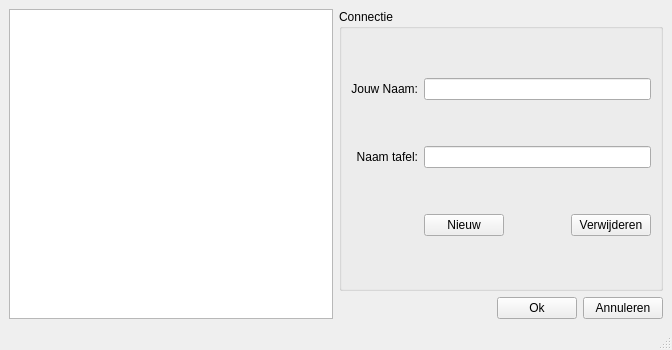
This is src/app/ruleCreator/settingsdialog.ui in Dtai/PokerbotClient as Qt 5 draws it before an edit. The edited form follows.
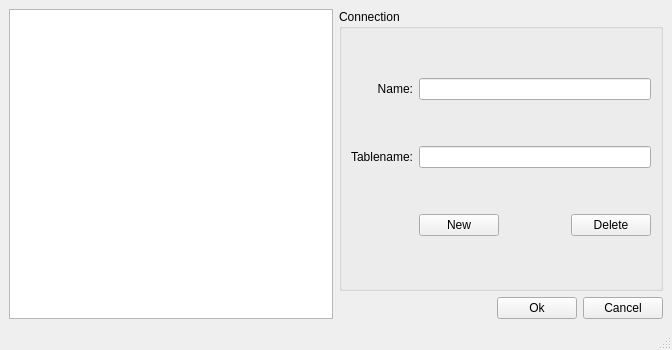
This is the edited form.

Diff of the .ui file:
```diff
--- a/src/app/ruleCreator/settingsdialog.ui
+++ b/src/app/ruleCreator/settingsdialog.ui
@@ -26,7 +26,7 @@
       <item>
        <widget class="QGroupBox" name="groupBox">
         <property name="title">
-         <string>Connectie</string>
+         <string>Connection</string>
         </property>
         <layout class="QGridLayout" name="gridLayout">
          <item row="4" column="1">
@@ -34,7 +34,7 @@
            <item>
             <widget class="QPushButton" name="newButton">
              <property name="text">
-              <string>Nieuw</string>
+              <string>New</string>
              </property>
             </widget>
            </item>
@@ -54,7 +54,7 @@
            <item>
             <widget class="QPushButton" name="deleteButton">
              <property name="text">
-              <string>Verwijderen</string>
+              <string>Delete</string>
              </property>
             </widget>
            </item>
@@ -66,7 +66,7 @@
          <item row="1" column="0">
           <widget class="QLabel" name="label_4">
            <property name="text">
-            <string>Jouw Naam:</string>
+            <string>Name:</string>
            </property>
            <property name="alignment">
             <set>Qt::AlignRight|Qt::AlignTrailing|Qt::AlignVCenter</set>
@@ -76,7 +76,7 @@
          <item row="3" column="0">
           <widget class="QLabel" name="label_5">
            <property name="text">
-            <string>Naam tafel:</string>
+            <string>Tablename:</string>
            </property>
            <property name="alignment">
             <set>Qt::AlignRight|Qt::AlignTrailing|Qt::AlignVCenter</set>
@@ -114,7 +114,7 @@
         <item>
          <widget class="QPushButton" name="cancelButton">
           <property name="text">
-           <string>Annuleren</string>
+           <string>Cancel</string>
           </property>
          </widget>
         </item>
```
Left out of the diff: 91 changed lines with no effect on the pictures.
